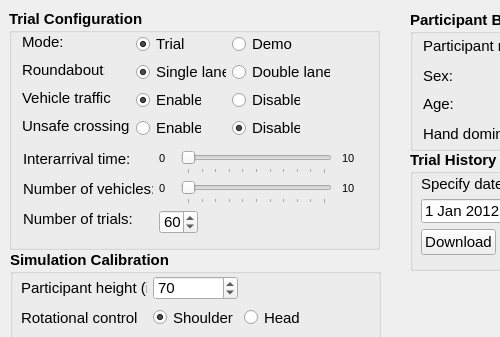
Above: demographics.ui from rkovessy/VeWalker before the change; both pictures show x 0 to 500 and y 0 to 337 of the 713 by 476 pixel window. Below: the same form after it.
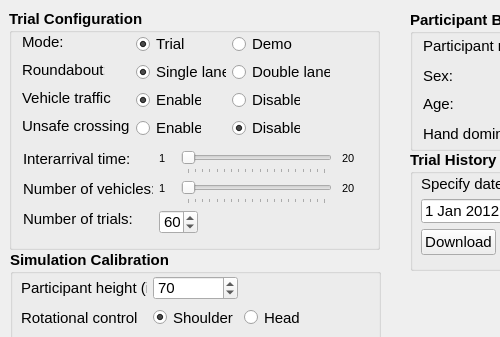
That is the form after the change.

The edit to the form file:
```diff
--- a/demographics.ui
+++ b/demographics.ui
@@ -302,8 +302,14 @@
       <height>24</height>
      </rect>
     </property>
+    <property name="minimum">
+     <number>1</number>
+    </property>
     <property name="maximum">
-     <number>10</number>
+     <number>20</number>
+    </property>
+    <property name="value">
+     <number>1</number>
     </property>
     <property name="orientation">
      <enum>Qt::Horizontal</enum>
@@ -311,6 +317,9 @@
     <property name="tickPosition">
      <enum>QSlider::TicksBelow</enum>
     </property>
+    <property name="tickInterval">
+     <number>1</number>
+    </property>
    </widget>
    <widget class="QSlider" name="vehiclequantityslider">
     <property name="geometry">
@@ -321,8 +330,11 @@
       <height>24</height>
      </rect>
     </property>
+    <property name="minimum">
+     <number>1</number>
+    </property>
     <property name="maximum">
-     <number>10</number>
+     <number>20</number>
     </property>
     <property name="orientation">
      <enum>Qt::Horizontal</enum>
@@ -330,6 +342,9 @@
     <property name="tickPosition">
      <enum>QSlider::TicksBelow</enum>
     </property>
+    <property name="tickInterval">
+     <number>1</number>
+    </property>
    </widget>
    <widget class="QLabel" name="vehiclequantitylabel">
     <property name="geometry">
@@ -475,7 +490,7 @@
      </font>
     </property>
     <property name="text">
-     <string>0</string>
+     <string>1</string>
     </property>
    </widget>
    <widget class="QLabel" name="minlabel2">
@@ -495,7 +510,7 @@
      </font>
     </property>
     <property name="text">
-     <string>0</string>
+     <string>1</string>
     </property>
    </widget>
    <widget class="QLabel" name="maxlabel1">
@@ -515,7 +530,7 @@
      </font>
     </property>
     <property name="text">
-     <string>10</string>
+     <string>20</string>
     </property>
    </widget>
    <widget class="QLabel" name="maxlabel2">
@@ -535,7 +550,7 @@
      </font>
     </property>
     <property name="text">
-     <string>10</string>
+     <string>20</string>
     </property>
    </widget>
   </widget>
```
Left out of the diff: 2 changed lines with no effect on the pictures.
